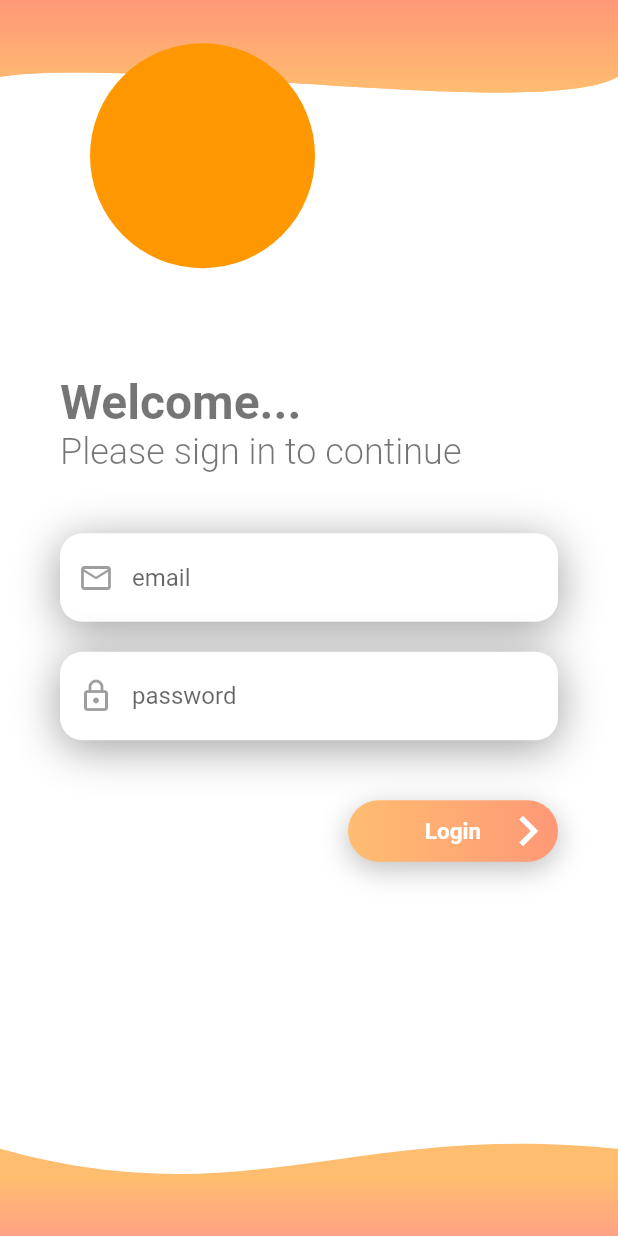
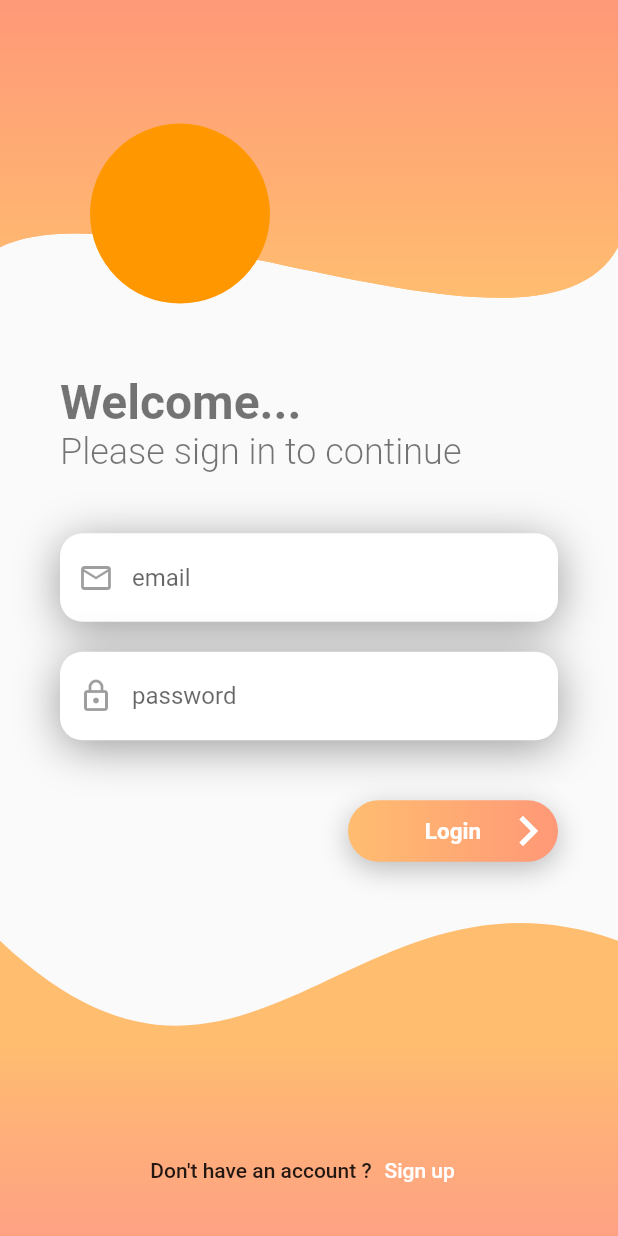
Before and after one commit to les-crepes/CAREOT_APP, a Flutter app: the screen it shows after launch, on a phone screen of 412 x 824 dp. Run offline on Flutter 3.47's test engine with Material 2 defaults, Android fonts, the phone set to English and light mode, and no system bars; our stand-ins replace auto_route, cloud_firestore, firebase_auth, firebase_core; accounts and stored records are empty.

Commit message:
fix login screen

```diff
--- a/lib/main.dart
+++ b/lib/main.dart
@@ -24,9 +24,14 @@ class MyApp extends StatelessWidget {
     return MaterialApp.router(
       routerDelegate: _appRouter.delegate(),
       routeInformationParser: _appRouter.defaultRouteParser(),
-      title: 'Flutter Demo',
+      title: 'Careot',
       debugShowCheckedModeBanner: false,
       theme: CustomTheme.lightTheme,
+      builder: (context, child) {
+        return Scaffold(
+          body: child,
+        );
+      },
     );
   }
 }
--- a/lib/screens/login.dart
+++ b/lib/screens/login.dart
@@ -1,7 +1,6 @@
 import 'package:auto_route/auto_route.dart';
 import 'package:flutter/material.dart';
 import 'package:pdg_app/widgets/forms/main_text_field.dart';
-import 'package:pdg_app/widgets/gradient_button.dart';
 import 'package:pdg_app/widgets/right_arrow_button.dart';
 
 import '../router/router.gr.dart';
@@ -14,36 +13,44 @@ class LoginScreen extends StatelessWidget {
   @override
   Widget build(BuildContext context) {
     return Login(
-        onLoginPress: () =>
-            AutoRouter.of(context).navigate(const RegisterScreenRoute()));
+      onLoginPress: () =>
+          AutoRouter.of(context).navigate(const RegisterScreenRoute()),
+      onRegisterPress: () =>
+          AutoRouter.of(context).navigate(const RegisterScreenRoute()),
+    );
   }
 }
 
 class Login extends StatelessWidget {
   final void Function()? onLoginPress;
+  final void Function()? onRegisterPress;
+  final double screenWidth;
 
   const Login({
     this.onLoginPress,
+    this.onRegisterPress,
+    this.screenWidth = 0,
     Key? key,
   }) : super(key: key);
 
   @override
   Widget build(BuildContext context) {
-    final width = MediaQuery.of(context).size.width;
+    final width =
+        screenWidth == 0 ? MediaQuery.of(context).size.width : screenWidth;
     final background = Column(
       mainAxisAlignment: MainAxisAlignment.spaceBetween,
       children: [
         CustomPaint(
           size: Size(
             width,
-            width * 0.15,
+            width * 0.48333333333333334,
           ), //You can Replace [WIDTH] with your desired width for Custom Paint and height will be calculated automatically
           painter: const TopShape(),
         ),
         CustomPaint(
           size: Size(
             width,
-            width * 0.15,
+            width * 0.5083333333333333,
           ), //You can Replace [WIDTH] with your desired width for Custom Paint and height will be calculated automatically
           painter: const BottomShape(),
         ),
@@ -54,11 +61,11 @@ class Login extends StatelessWidget {
         background,
         Column(
           children: [
-            SizedBox(height: width * 0.07),
+            SizedBox(height: width * 0.2),
             Container(
               margin: const EdgeInsets.symmetric(horizontal: 60.0),
-              height: 150,
-              width: 150,
+              height: 120,
+              width: 120,
               decoration: BoxDecoration(
                 borderRadius: BorderRadius.circular(100),
                 color: Colors.orange,
@@ -105,11 +112,38 @@ class Login extends StatelessWidget {
                   const SizedBox(height: 40),
                   Row(
                     mainAxisAlignment: MainAxisAlignment.end,
-                    children: const [RightArrowButton(text: 'Login')],
+                    children: [
+                      RightArrowButton(text: 'Login', onPressed: onLoginPress),
+                    ],
                   ),
                 ],
               ),
             )
+          ],
+        ),
+        Column(
+          mainAxisAlignment: MainAxisAlignment.end,
+          children: [
+            Row(
+              mainAxisAlignment: MainAxisAlignment.center,
+              children: [
+                Text(
+                  "Don't have an account ?",
+                  style: Theme.of(context).textTheme.bodyText1,
+                ),
+                TextButton(
+                  onPressed: onRegisterPress,
+                  child: Text(
+                    'Sign up',
+                    style: Theme.of(context)
+                        .textTheme
+                        .bodyText1
+                        ?.copyWith(color: Colors.white),
+                  ),
+                ),
+              ],
+            ),
+            const SizedBox(height: 20),
           ],
         )
       ],
--- a/lib/widgets/right_arrow_button.dart
+++ b/lib/widgets/right_arrow_button.dart
@@ -3,14 +3,16 @@ import 'package:pdg_app/widgets/gradient_button.dart';
 
 class RightArrowButton extends StatelessWidget {
   final String _text;
+  final void Function()? onPressed;
 
-  const RightArrowButton({Key? key, required String text})
+  const RightArrowButton({Key? key, required String text, this.onPressed})
       : _text = text,
         super(key: key);
 
   @override
   Widget build(BuildContext context) {
     return GradientButton(
+      onPress: onPressed,
       color1: const Color(0xFFFFBD70),
       color2: const Color(0xFFFF9877),
       child: Row(
--- a/widgetbook/widgetbook.dart
+++ b/widgetbook/widgetbook.dart
@@ -62,7 +62,9 @@ class HotReload extends StatelessWidget {
       useCases: [
         WidgetbookUseCase(
           name: 'Default',
-          builder: (context) => const Login(),
+          builder: (context) {
+            return const Login(screenWidth: 400);
+          },
         ),
       ],
     );
@@ -103,7 +105,6 @@ class HotReload extends StatelessWidget {
         ),
       ],
       devices: [
-        Apple.iPhone11,
         Samsung.s21ultra,
       ],
     );
```
